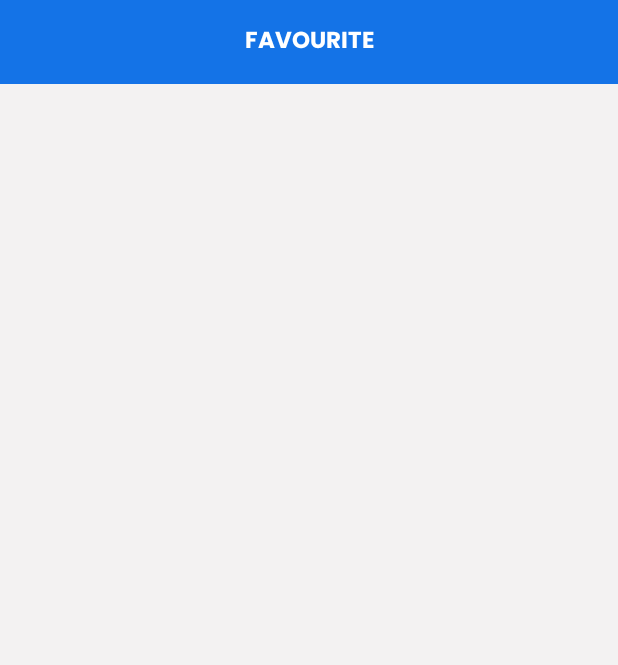
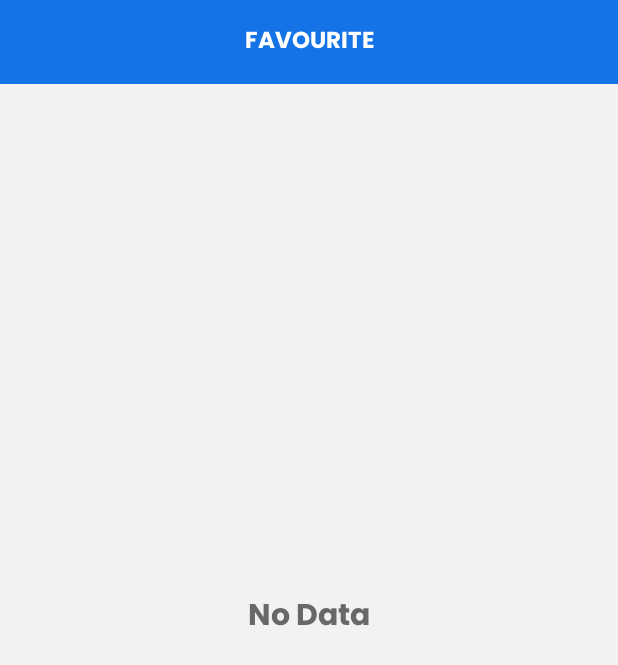
Before and after one commit to votaminh/mscDictionary, an Android app: the FavouriteActivity screen opened directly, with no data from a screen before it, on a phone screen of 412 x 824 dp. Shown: the top 665 px of the screen. Run offline under Robolectric (Android 15) with nearby library versions, the phone set to English and light mode, and no system bars; 2 statements that could not run were skipped.

```diff
--- a/app/src/main/java/com/msc/mscdictionary/activity/FavouriteActivity.java
+++ b/app/src/main/java/com/msc/mscdictionary/activity/FavouriteActivity.java
@@ -4,6 +4,7 @@ import android.content.Intent;
 import android.os.Handler;
 import android.os.Looper;
 import android.view.View;
+import android.widget.TextView;
 
 import androidx.recyclerview.widget.LinearLayoutManager;
 import androidx.recyclerview.widget.RecyclerView;
@@ -34,7 +35,6 @@ public class FavouriteActivity extends BaseActivity {
         reFavourite = findViewById(R.id.reFavourite);
         favouriteDAO = new OffFavouriteDAO(this);
         buildReFavourite();
-        continueBuild();
     }
 
     private void buildReFavourite() {
@@ -43,9 +43,24 @@ public class FavouriteActivity extends BaseActivity {
         favouriteAdapter.setCallback((i) -> {
             goToMainWithWord(wordList.get(i));
         });
+        favouriteAdapter.setRemoveCallback((i) -> {
+            checkData();
+        });
         reFavourite.setLayoutManager(new LinearLayoutManager(this, RecyclerView.VERTICAL, false));
         reFavourite.setAdapter(favouriteAdapter);
         findViewById(R.id.progress).setVisibility(View.INVISIBLE);
+
+        checkData();
+    }
+
+    private void checkData() {
+        if(wordList.size() == 0){
+            findViewById(R.id.tvNodata).setVisibility(View.VISIBLE);
+            findViewById(R.id.progress).setVisibility(View.INVISIBLE);
+        }else {
+            findViewById(R.id.tvNodata).setVisibility(View.INVISIBLE);
+            findViewById(R.id.progress).setVisibility(View.INVISIBLE);
+        }
     }
 
     private void goToMainWithWord(Word word) {
@@ -55,9 +70,4 @@ public class FavouriteActivity extends BaseActivity {
         finish();
     }
 
-    private void continueBuild() {
-
-    }
-
-
 }
--- a/app/src/main/java/com/msc/mscdictionary/activity/SplashActivity.java
+++ b/app/src/main/java/com/msc/mscdictionary/activity/SplashActivity.java
@@ -22,6 +22,7 @@ import com.msc.mscdictionary.base.BaseActivity;
 import com.msc.mscdictionary.database.DataHelper;
 import com.msc.mscdictionary.database.OffFavouriteDAO;
 import com.msc.mscdictionary.database.OffHistoryDAO;
+import com.msc.mscdictionary.database.OffWordDAO;
 import com.msc.mscdictionary.database.WriteFile;
 import com.msc.mscdictionary.network.DownloadFile;
 import com.msc.mscdictionary.util.AppUtil;
@@ -154,6 +155,10 @@ public class SplashActivity extends BaseActivity {
         tvProgress.setText(getString(R.string.extrac_zip_lable));
         DataHelper dataHelper = new DataHelper(this);
         dataHelper.createDatabase();
+
+        OffWordDAO wordDAO = new OffWordDAO(this);
+        int biggestId = wordDAO.getBiggestId();
+        SharePreferenceUtil.saveIntPereferences(this, Constant.CURRENT_ID_WORD, biggestId);
     }
 
     public int getHeightNavi(){
--- a/app/src/main/java/com/msc/mscdictionary/adaper/HistoryAdapter.java
+++ b/app/src/main/java/com/msc/mscdictionary/adaper/HistoryAdapter.java
@@ -23,6 +23,7 @@ import com.msc.mscdictionary.callback.AdapterCallback;
 import com.msc.mscdictionary.database.OffFavouriteDAO;
 import com.msc.mscdictionary.media.MediaBuilder;
 import com.msc.mscdictionary.model.Word;
+import com.msc.mscdictionary.util.Constant;
 
 import java.util.List;
 
@@ -103,7 +104,7 @@ public class HistoryAdapter extends RecyclerView.Adapter<HistoryAdapter.ViewHold
     private void animationLike(View view) {
         ScaleAnimation scaleAnimation = new ScaleAnimation(0.5f, 1f, 0.5f, 1f, ScaleAnimation.RELATIVE_TO_SELF, 0.5f,
                 ScaleAnimation.RELATIVE_TO_SELF, 0.5f);
-        scaleAnimation.setDuration(500);
+        scaleAnimation.setDuration(Constant.DURATION_SCALE_FAVOURITE);
         scaleAnimation.setInterpolator(new AnticipateInterpolator());
         view.startAnimation(scaleAnimation);
 
@@ -113,7 +114,7 @@ public class HistoryAdapter extends RecyclerView.Adapter<HistoryAdapter.ViewHold
     private void animationUnLike(View view) {
         ScaleAnimation scaleAnimation = new ScaleAnimation(0.5f, 1f, 0.5f, 1f, ScaleAnimation.RELATIVE_TO_SELF, 0.5f,
                 ScaleAnimation.RELATIVE_TO_SELF, 0.5f);
-        scaleAnimation.setDuration(500);
+        scaleAnimation.setDuration(Constant.DURATION_SCALE_FAVOURITE);
         scaleAnimation.setInterpolator(new AnticipateInterpolator());
         view.startAnimation(scaleAnimation);
 
--- a/app/src/main/java/com/msc/mscdictionary/util/Constant.java
+++ b/app/src/main/java/com/msc/mscdictionary/util/Constant.java
@@ -24,6 +24,8 @@ public class Constant {
     public static final String UPZIP_NAME = "/dictionary.db";
     public static final String DICTION_NODE = "dictionary";
     public static final String USER_TITLE = "user";
+    public static final long DURATION_SCALE_FAVOURITE = 200;
+    public static final String CURRENT_ID_WORD = "biggestId";
 
     public static String ip = "http://192.168.43.13/";
 }
--- a/app/src/main/res/layout/activiity_favourite.xml
+++ b/app/src/main/res/layout/activiity_favourite.xml
@@ -29,4 +29,15 @@
         android:layout_height="@dimen/size_progress"
         android:layout_centerInParent="true"
         />
+
+    <TextView
+        android:id="@+id/tvNodata"
+        android:layout_width="wrap_content"
+        android:layout_height="wrap_content"
+        android:text="@string/no_data_lable"
+        android:layout_centerInParent="true"
+        android:fontFamily="@font/poppins_bold"
+        android:textSize="20sp"
+        android:textColor="@color/color_text_menu_item"
+        />
 </RelativeLayout>
--- a/app/src/main/res/layout/item_favourite.xml
+++ b/app/src/main/res/layout/item_favourite.xml
@@ -1,7 +1,7 @@
 <?xml version="1.0" encoding="utf-8"?>
 <androidx.cardview.widget.CardView xmlns:android="http://schemas.android.com/apk/res/android"
     android:layout_width="match_parent"
-    android:layout_height="80dp"
+    android:layout_height="@dimen/height_header"
     xmlns:app="http://schemas.android.com/apk/res-auto"
     android:layout_marginTop="@dimen/margin_small"
     app:cardCornerRadius="@dimen/cardview_radius"
--- a/app/src/main/res/values/dimens.xml
+++ b/app/src/main/res/values/dimens.xml
@@ -9,5 +9,5 @@
     <dimen name="height_textinput">56dp</dimen>
     <dimen name="size_textinput">17sp</dimen>
     <dimen name="size_text_title">15sp</dimen>
-    <dimen name="cardview_radius">10dp</dimen>
+    <dimen name="cardview_radius">5dp</dimen>
 </resources>
--- a/app/src/main/res/values/strings.xml
+++ b/app/src/main/res/values/strings.xml
@@ -39,4 +39,5 @@
     <string name="title_dialog_error_download">Download error</string>
     <string name="message_dialog_error_download">A error while download, let check your conection and try again.</string>
     <string name="extrac_zip_lable">Extracing data</string>
+    <string name="copyright">This app is owned by the company MSC Solution \n any copying is illegal</string>
 </resources>
```
Also changed, not shown: app/src/main/java/com/msc/mscdictionary/activity/MainActivity.java (+21 -5 lines), app/src/main/java/com/msc/mscdictionary/adaper/FavouriteAdapter.java (+18 -3 lines), app/src/main/java/com/msc/mscdictionary/database/OffWordDAO.java (+24 -0 lines), app/src/main/java/com/msc/mscdictionary/model/Word.java (+34 -0 lines), app/src/main/java/com/msc/mscdictionary/util/AppUtil.java (+7 -0 lines), app/src/main/res/layout/translate_fragment.xml (+6 -3 lines).
